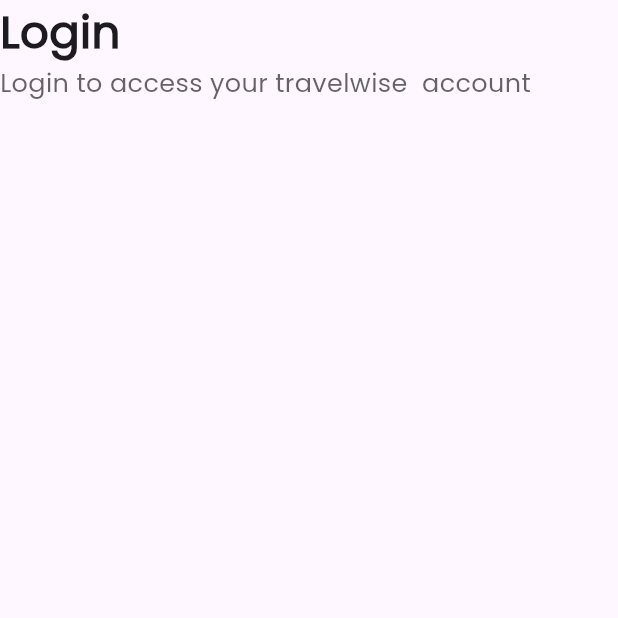
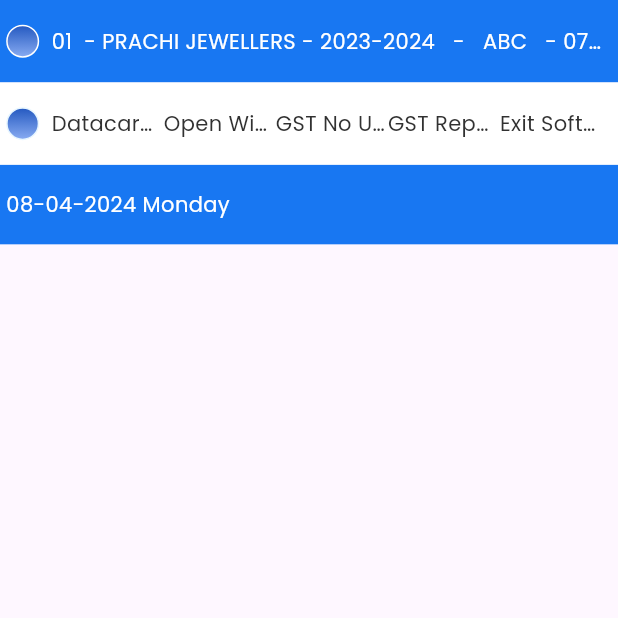
Before and after one commit to TheWebHub01/prachi_desktop_app, a Flutter app: the screen it shows after launch, on a phone screen of 412 x 824 dp, the top half of it. Run offline on Flutter 3.47's test engine with Material 3 defaults, Android fonts, the phone set to English and light mode, and no system bars; our stand-ins replace sizer.

Commit message:
working on master screen

```diff
--- a/lib/main.dart
+++ b/lib/main.dart
@@ -1,5 +1,7 @@
 import 'package:flutter/material.dart';
 import 'package:prachi_desktop_app/screens/Authentication/login_screen.dart';
+import 'package:prachi_desktop_app/screens/company_master/company_master_screen.dart';
+import 'package:sizer/sizer.dart';
 
 void main() {
   runApp(const MyApp());
@@ -10,14 +12,17 @@
 
   @override
   Widget build(BuildContext context) {
-    return MaterialApp(
-      title: 'Flutter Demo',
-      theme: ThemeData(
-        fontFamily: "Poppins",
-        colorScheme: ColorScheme.fromSeed(seedColor: Colors.deepPurple),
-        useMaterial3: true,
+    return Sizer(
+      builder: (p0, p1, p2) => MaterialApp(
+        title: 'Flutter Demo',
+        debugShowCheckedModeBanner: false,
+        theme: ThemeData(
+          fontFamily: "Poppins",
+          colorScheme: ColorScheme.fromSeed(seedColor: Colors.deepPurple),
+          useMaterial3: true,
+        ),
+        home: const CompanyMasterScreen(),
       ),
-      home: const LoginScreen(),
     );
   }
 }
--- /dev/null
+++ b/lib/screens/company_master/company_master_screen.dart
@@ -0,0 +1,159 @@
+import 'package:flutter/material.dart';
+import 'package:prachi_desktop_app/constants/texts/customtext.dart';
+import 'package:prachi_desktop_app/utils/colors.dart';
+import 'package:sizer/sizer.dart';
+
+class CompanyMasterScreen extends StatefulWidget {
+  const CompanyMasterScreen({super.key});
+
+  @override
+  State<CompanyMasterScreen> createState() => _CompanyMasterScreenState();
+}
+
+class _CompanyMasterScreenState extends State<CompanyMasterScreen> {
+  @override
+  void initState() {
+    super.initState();
+  }
+
+  @override
+  void dispose() {
+    super.dispose();
+  }
+
+  @override
+  Widget build(BuildContext context) {
+    return Scaffold(
+      body: Column(
+        children: [
+          Container(
+            padding: EdgeInsets.symmetric(horizontal: 1.w, vertical: 2.h),
+            color: appColors.blueColor,
+            child: Row(
+              mainAxisAlignment: MainAxisAlignment.start,
+              children: [
+                Container(
+                  height: 22,
+                  width: 22,
+                  decoration: BoxDecoration(
+                      border: Border.all(color: appColors.whiteColor),
+                      shape: BoxShape.circle,
+                      gradient: appColors.myLinearGradient),
+                ),
+                SizedBox(
+                  width: 2.w,
+                ),
+                Expanded(
+                  child: customText(
+                    textAlign: TextAlign.start,
+                    text:
+                        "01  - PRACHI JEWELLERS - 2023-2024   -   ABC   - 07HM765R20  -  [Company]",
+                    style: TextStyle(
+                        color: appColors.whiteColor,
+                        overflow: TextOverflow.ellipsis),
+                  ),
+                ),
+              ],
+            ),
+          ),
+          Container(
+            padding: EdgeInsets.symmetric(vertical: 2.h, horizontal: 1.w),
+            color: appColors.whiteColor,
+            child: Row(
+              children: [
+                Container(
+                  height: 22,
+                  width: 22,
+                  decoration: BoxDecoration(
+                      border: Border.all(color: appColors.skyBlueColor),
+                      shape: BoxShape.circle,
+                      gradient: appColors.myLinearGradient),
+                ),
+                SizedBox(
+                  width: 2.w,
+                ),
+                Expanded(
+                  child: customText(
+                    textAlign: TextAlign.start,
+                    text: "Datacare - 9904469007 - Whatsapp No",
+                    style: TextStyle(
+                        color: appColors.blackColor,
+                        overflow: TextOverflow.ellipsis),
+                  ),
+                ),
+                Flexible(
+                  flex: 1,
+                  child: SizedBox(
+                    width: 150,
+                    child: customText(
+                      textAlign: TextAlign.start,
+                      text: "Open Window",
+                      style: TextStyle(
+                          color: appColors.blackColor,
+                          overflow: TextOverflow.ellipsis),
+                    ),
+                  ),
+                ),
+                Flexible(
+                  flex: 1,
+                  child: SizedBox(
+                    width: 150,
+                    child: customText(
+                      textAlign: TextAlign.start,
+                      text: "GST No Update",
+                      style: TextStyle(
+                          color: appColors.blackColor,
+                          overflow: TextOverflow.ellipsis),
+                    ),
+                  ),
+                ),
+                Flexible(
+                  flex: 1, // Adjust flex as per your layout
+                  child: SizedBox(
+                    width: 150, // Add a width constraint
+                    child: customText(
+                      textAlign: TextAlign.start,
+                      text: "GST Report",
+                      style: TextStyle(
+                        color: appColors.blackColor,
+                        overflow: TextOverflow.ellipsis,
+                      ),
+                    ),
+                  ),
+                ),
+                Expanded(
+                  flex: 1,
+                  child: customText(
+                    textAlign: TextAlign.start,
+                    text: "Exit Software",
+                    style: TextStyle(
+                        color: appColors.blackColor,
+                        overflow: TextOverflow.ellipsis),
+                  ),
+                ),
+              ],
+            ),
+          ),
+          Container(
+            padding: EdgeInsets.symmetric(horizontal: 1.w, vertical: 2.h),
+            color: appColors.blueColor,
+            child: Row(
+              mainAxisAlignment: MainAxisAlignment.start,
+              children: [
+                Expanded(
+                  child: customText(
+                    textAlign: TextAlign.start,
+                    text: "08-04-2024 Monday",
+                    style: TextStyle(
+                        color: appColors.whiteColor,
+                        overflow: TextOverflow.ellipsis),
+                  ),
+                ),
+              ],
+            ),
+          ),
+        ],
+      ),
+    );
+  }
+}
--- a/lib/utils/colors.dart
+++ b/lib/utils/colors.dart
@@ -1,13 +1,22 @@
 import 'package:flutter/material.dart';
 
 class AppColors {
-  Color blueColor = const Color(0xFF0D5785);
+  Color blueColor = const Color(0xFF1877F2);
   Color whiteColor = Colors.white;
   Color blackColor = Color(0xFF313131);
   Color skyBlueColor = const Color(0xFFE7F6FF);
   Color greyColor = const Color(0xFF6B6B6B);
   Color lightGreyColor = const Color(0xFFC1C1C1);
   Color textGreyColor = const Color(0xFF797979);
+
+  LinearGradient myLinearGradient = LinearGradient(
+    colors: [
+      Color(0xFF2257BF), // Light Blue
+      Color(0xFF8AADF3), // Blue
+    ],
+    begin: Alignment.topCenter,
+    end: Alignment.bottomCenter,
+  );
 }
 
 AppColors appColors = AppColors();
```
Also changed, not shown: pubspec.yaml (+6 -4 lines), pubspec.lock.
